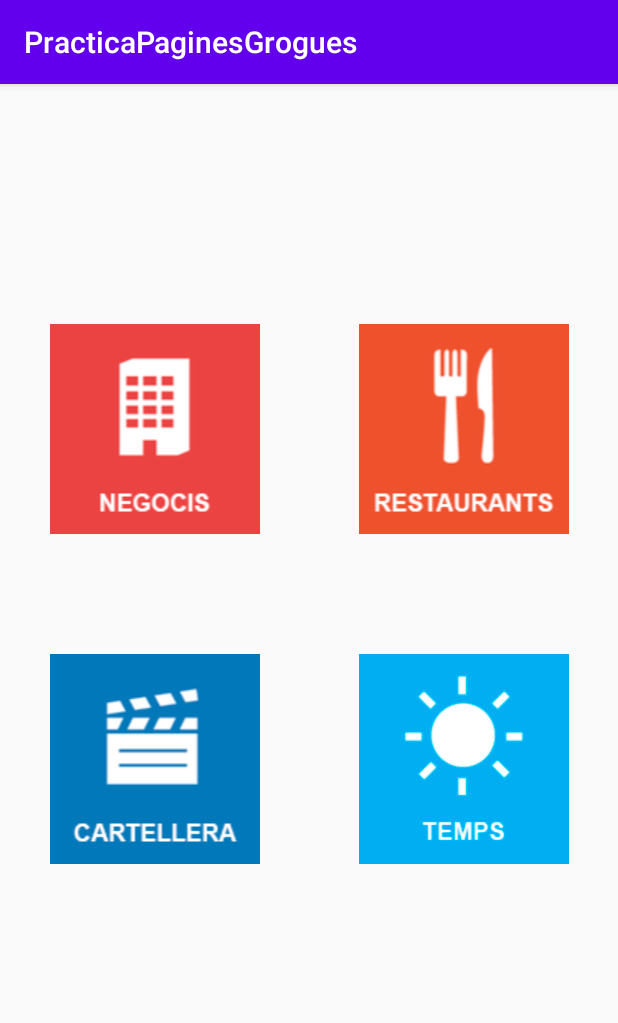
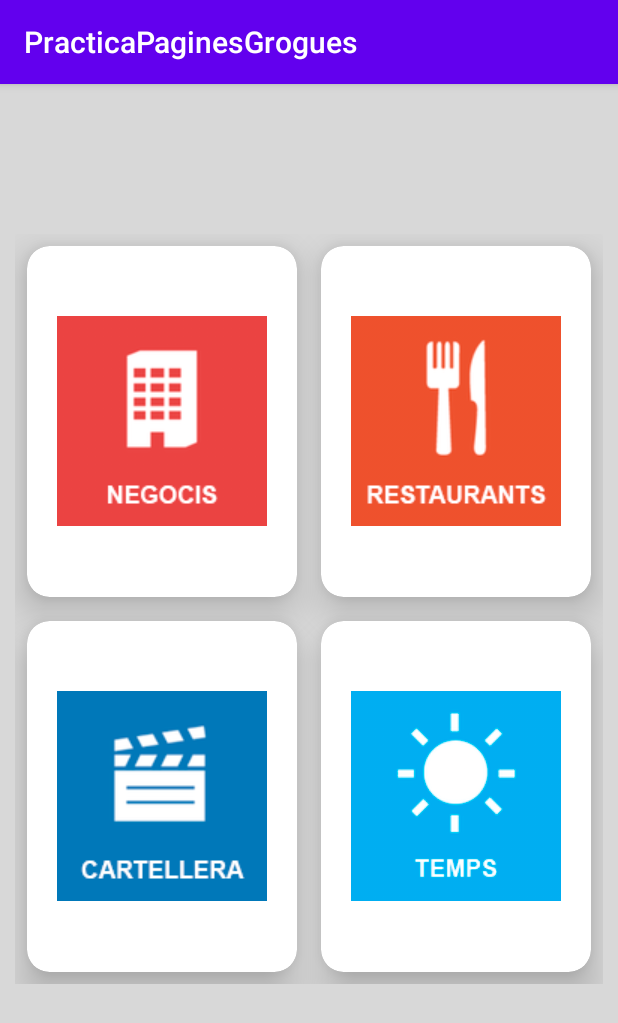
Before and after one commit to Inmanol/PracticaPaginesGrogues, an Android app: the screen it shows after launch (MainActivity), on a phone screen of 412 x 824 dp. Shown: the top 1023 px of the screen. Run offline under Robolectric (Android 15) with nearby library versions, the phone set to English and light mode, and no system bars.

Commit message:
7 update

```diff
--- a/app/build.gradle
+++ b/app/build.gradle
@@ -27,6 +27,7 @@ dependencies {
     implementation 'androidx.appcompat:appcompat:1.2.0'
     implementation 'androidx.constraintlayout:constraintlayout:2.0.2'
     implementation 'com.google.android.material:material:1.2.1'
+    implementation 'androidx.cardview:cardview:1.0.0'
     testImplementation 'junit:junit:4.12'
     androidTestImplementation 'androidx.test.ext:junit:1.1.2'
     androidTestImplementation 'androidx.test.espresso:espresso-core:3.3.0'
--- a/app/src/main/res/layout/activity_main.xml
+++ b/app/src/main/res/layout/activity_main.xml
@@ -1,17 +1,40 @@
 <?xml version="1.0" encoding="utf-8"?>
-<LinearLayout xmlns:android="http://schemas.android.com/apk/res/android"
+<RelativeLayout xmlns:android="http://schemas.android.com/apk/res/android"
     xmlns:app="http://schemas.android.com/apk/res-auto"
     xmlns:tools="http://schemas.android.com/tools"
     android:layout_width="match_parent"
     android:layout_height="match_parent"
     android:orientation="vertical"
-    android:layout_marginTop="80dp"
+    android:background="@color/fondo"
     tools:context=".MainActivity">
 
+    <GridLayout
+        android:layout_width="match_parent"
+        android:layout_height="500dp"
+        android:layout_marginTop="100dp"
+        android:layout_marginRight="10dp"
+        android:layout_marginLeft="10dp"
+        android:rowCount="2"
+        android:columnCount="2"
+        >
+        <androidx.cardview.widget.CardView
+            android:layout_width="wrap_content"
+            android:layout_height="wrap_content"
+            android:layout_row="0"
+            android:layout_column="0"
+            android:layout_gravity="fill"
+            android:layout_rowWeight="1"
+            android:layout_columnWeight="1"
+            android:layout_margin="8dp"
+            app:cardCornerRadius="15dp"
+            app:cardElevation="15dp"
+            >
             <LinearLayout
-        android:layout_width="match_parent"
+                android:layout_width="wrap_content"
                 android:layout_height="wrap_content"
-        android:layout_marginTop="80dp"
+                android:orientation="vertical"
+                android:gravity="center"
+                android:layout_gravity="center_vertical|center_horizontal"
                 >
                 <ImageView
                     android:layout_width="wrap_content"
@@ -21,6 +44,27 @@
                     android:id="@+id/negocis"
                     ></ImageView>
 
+            </LinearLayout>
+        </androidx.cardview.widget.CardView>
+        <androidx.cardview.widget.CardView
+            android:layout_width="wrap_content"
+            android:layout_height="wrap_content"
+            android:layout_row="0"
+            android:layout_column="1"
+            android:layout_gravity="fill"
+            android:layout_rowWeight="1"
+            android:layout_columnWeight="1"
+            android:layout_margin="8dp"
+            app:cardCornerRadius="15dp"
+            app:cardElevation="15dp"
+            >
+            <LinearLayout
+                android:layout_width="wrap_content"
+                android:layout_height="wrap_content"
+                android:orientation="vertical"
+                android:gravity="center"
+                android:layout_gravity="center_vertical|center_horizontal"
+                >
                 <ImageView
                     android:layout_width="wrap_content"
                     android:layout_height="wrap_content"
@@ -29,10 +73,25 @@
                     android:id="@+id/restaurants"
                     ></ImageView>
             </LinearLayout>
+        </androidx.cardview.widget.CardView>
+        <androidx.cardview.widget.CardView
+            android:layout_width="wrap_content"
+            android:layout_height="wrap_content"
+            android:layout_row="1"
+            android:layout_column="0"
+            android:layout_gravity="fill"
+            android:layout_rowWeight="1"
+            android:layout_columnWeight="1"
+            android:layout_margin="8dp"
+            app:cardCornerRadius="15dp"
+            app:cardElevation="15dp"
+            >
             <LinearLayout
-        android:layout_width="match_parent"
+                android:layout_width="wrap_content"
                 android:layout_height="wrap_content"
-        android:layout_marginTop="80dp"
+                android:orientation="vertical"
+                android:gravity="center"
+                android:layout_gravity="center_vertical|center_horizontal"
                 >
                 <ImageView
                     android:layout_width="wrap_content"
@@ -41,6 +100,27 @@
                     android:layout_weight="1"
                     android:id="@+id/cartellera"
                     ></ImageView>
+            </LinearLayout>
+        </androidx.cardview.widget.CardView>
+        <androidx.cardview.widget.CardView
+            android:layout_width="wrap_content"
+            android:layout_height="wrap_content"
+            android:layout_row="1"
+            android:layout_column="1"
+            android:layout_gravity="fill"
+            android:layout_rowWeight="1"
+            android:layout_columnWeight="1"
+            android:layout_margin="8dp"
+            app:cardCornerRadius="15dp"
+            app:cardElevation="15dp"
+            >
+            <LinearLayout
+                android:layout_width="wrap_content"
+                android:layout_height="wrap_content"
+                android:orientation="vertical"
+                android:gravity="center"
+                android:layout_gravity="center_vertical|center_horizontal"
+                >
                 <ImageView
                     android:layout_width="wrap_content"
                     android:layout_height="wrap_content"
@@ -49,4 +129,6 @@
                     android:id="@+id/temps"
                     ></ImageView>
             </LinearLayout>
-</LinearLayout>
+        </androidx.cardview.widget.CardView>
+    </GridLayout>
+</RelativeLayout>
--- a/app/src/main/res/values/colors.xml
+++ b/app/src/main/res/values/colors.xml
@@ -3,4 +3,7 @@
     <color name="colorPrimary">#6200EE</color>
     <color name="colorPrimaryDark">#3700B3</color>
     <color name="colorAccent">#03DAC5</color>
+    <color name="negro">#000000</color>
+    <color name="fondo">#D8D8D8</color>
+    <color name="url">#B703A9F4</color>
 </resources>
```
Also changed, not shown: app/src/main/java/com/example/practicapaginesgrogues/restaurantes.java (+24 -2 lines), app/src/main/res/layout/activity_restaurantes.xml (+43 -2 lines). Lines whose indentation alone changed are shown as unchanged.
